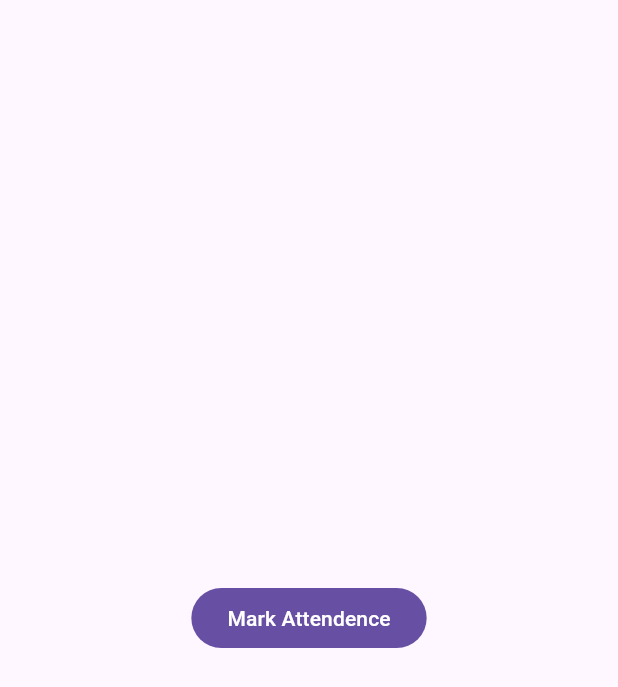
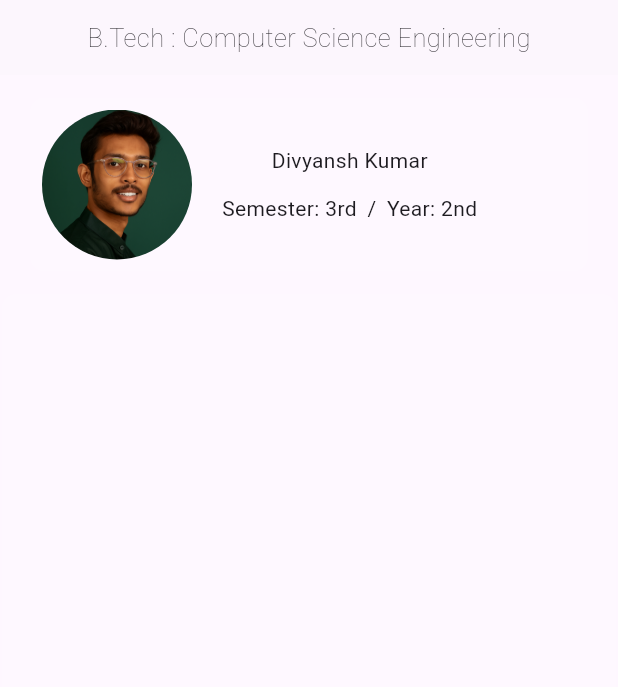
Before and after one commit to deev-narayan/Attendo_BBAU, a Flutter app: the Profile screen opened directly, on a phone screen of 412 x 824 dp. Shown: the top 687 px of the screen. Run offline on Flutter 3.47's test engine with Material 3 defaults, Android fonts, the phone set to English and light mode, and no system bars.

Commit message:
proile page made

```diff
--- a/lib/pages/profile.dart
+++ b/lib/pages/profile.dart
@@ -1,4 +1,7 @@
+import 'dart:ui';
+
 import 'package:attendo/pages/user_validation.dart';
+import 'package:attendo/styles/app_color.dart';
 import 'package:flutter/material.dart';
 
 class Profile extends StatefulWidget {
@@ -12,18 +15,91 @@ class _ProfileState extends State<Profile> {
   @override
   Widget build(BuildContext context) {
     return Scaffold(
-      body: Center(
-        child: FilledButton(
-          onPressed: () {
-            Navigator.of(context).push(
-              MaterialPageRoute(
-                builder: (context) {
-                  return UserValidation();
-                },
+      body: Container(
+        height: double.infinity,
+        width: double.infinity,
+        child: Column(
+          mainAxisAlignment: MainAxisAlignment.start,
+          crossAxisAlignment: CrossAxisAlignment.center,
+          children: [
+            Container(
+              height: 50,
+              width: double.infinity,
+              decoration: BoxDecoration(
+                color: const Color.fromARGB(14, 226, 226, 226),
               ),
-            );
-          },
-          child: Text("Mark Attendence"),
+              child: Center(
+                child: Text(
+                  "B.Tech : Computer Science Engineering",
+                  style: TextStyle(fontSize: 17, fontWeight: FontWeight.w100),
+                ),
+              ),
+            ),
+            SizedBox(height: 10),
+            Padding(
+              padding: const EdgeInsets.fromLTRB(20, 5, 20, 5),
+              child: Stack(
+                children: [
+                  Container(
+                    padding: EdgeInsets.all(8),
+                    width: 410,
+                    decoration: BoxDecoration(
+                      borderRadius: BorderRadius.circular(10),
+                      color: const Color.fromARGB(31, 255, 255, 255),
+                    ),
+                    child: Row(
+                      children: [
+                        ClipRRect(
+                          borderRadius: BorderRadius.circular(100),
+                          child: Image.asset(
+                            'assets/images/prof.png',
+                            height: 100,
+                            width: 100,
+                            fit: BoxFit.cover,
+                          ),
+                        ),
+                        SizedBox(width: 20),
+
+                        Column(
+                          children: [
+                            Text("Divyansh Kumar",textAlign: TextAlign.left,),
+                            SizedBox(height: 12),
+                            Row(
+                              children: [
+                                Text("Semester: 3rd"),
+                                SizedBox(width: 7),
+                                Text("/"),
+                                SizedBox(width: 7),
+                                Text("Year: 2nd"),
+                              ],
+                            ),
+                          ],
+                        ),
+                      ],
+                    ),
+                  ),
+                ],
+              ),
+            ),
+            SizedBox(height: 10),
+            Container(
+              height: 500,
+              width: 410,
+              decoration: BoxDecoration(
+                borderRadius: BorderRadius.circular(10),
+                color: const Color.fromARGB(31, 255, 255, 255),
+              ),
+            ),
+            SizedBox(height: 10),
+            Container(
+              height: 50,
+              width: 410,
+              decoration: BoxDecoration(
+                borderRadius: BorderRadius.circular(10),
+                color: const Color.fromARGB(31, 255, 255, 255),
+              ),
+            ),
+          ],
         ),
       ),
     );
--- a/pubspec.yaml
+++ b/pubspec.yaml
@@ -60,6 +60,7 @@ flutter:
   # To add assets to your application, add an assets section, like this:
   assets:
       - assets/images/hero.png
+      - assets/images/prof.png
   #   - images/a_dot_burr.jpeg
   #   - images/a_dot_ham.jpeg
 
```
Also changed, not shown: assets/images/prof.png (added).
